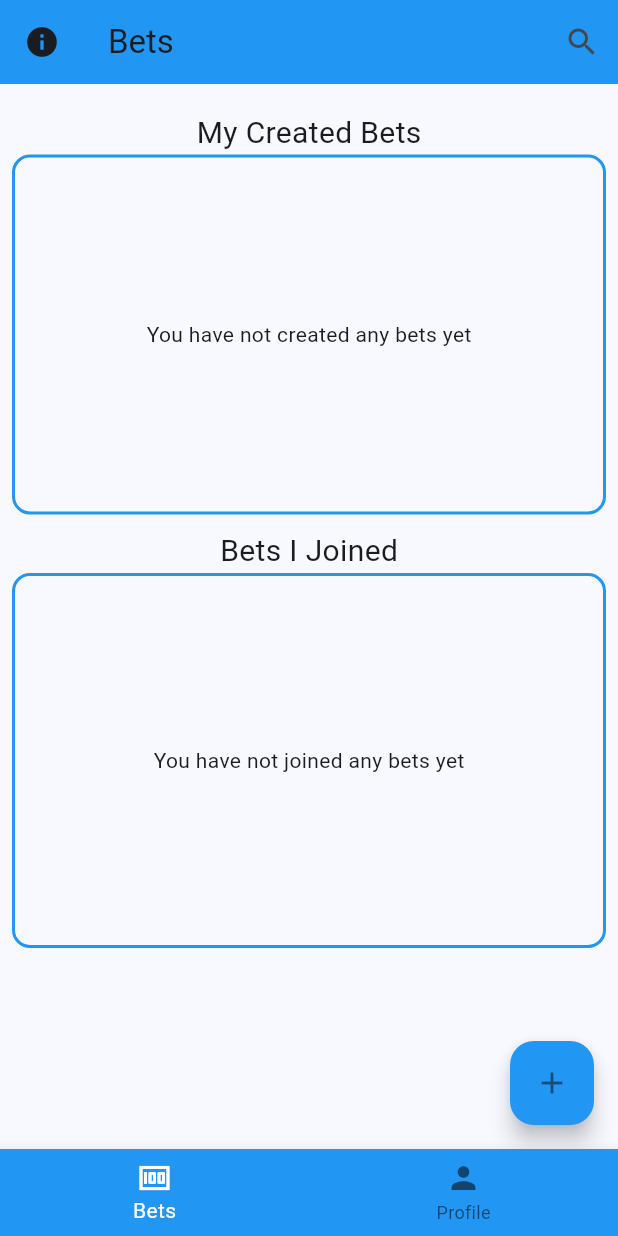
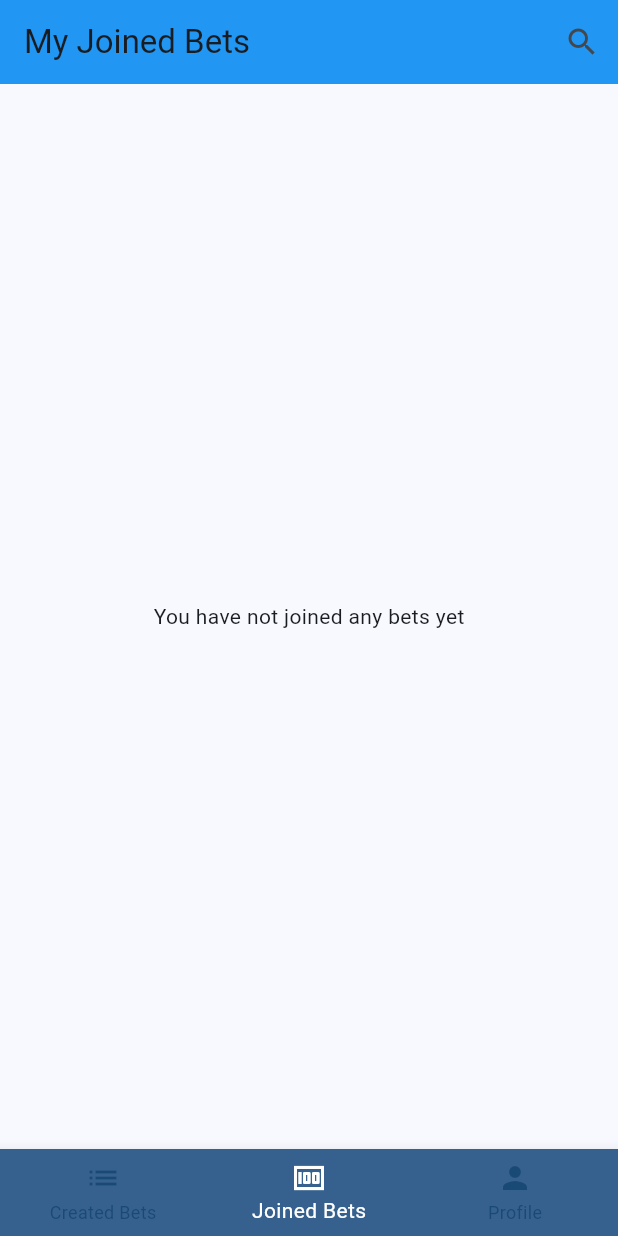
Before and after one commit to aradbm/ibet, a Flutter app: the screen it shows once a user with an empty profile is signed in, on a phone screen of 412 x 824 dp. Run offline on Flutter 3.47's test engine with Material 3 defaults, Android fonts, the phone set to English and light mode, and no system bars; our stand-ins replace cloud_firestore, firebase_auth, firebase_core, flutter_datetime_picker_plus; accounts and stored records are empty.

Commit message:
added my bets screen and fixed bugs

```diff
--- a/lib/screens/bets/bets.dart
+++ /dev/null
@@ -1,219 +0,0 @@
-import 'package:cloud_firestore/cloud_firestore.dart';
-import 'package:firebase_auth/firebase_auth.dart';
-import 'package:flutter/material.dart';
-import 'package:ibet/models/bet.dart';
-import 'package:ibet/screens/bets/add_bet.dart';
-import 'package:ibet/screens/bets/bet_screen.dart';
-import 'package:ibet/screens/bets/search_bet.dart';
-import 'package:ibet/screens/components/info_dialog.dart';
-import 'package:ibet/services/firestore.dart';
-
-class BetsScreen extends StatefulWidget {
-  const BetsScreen({super.key});
-
-  @override
-  State<BetsScreen> createState() => _BetsScreenState();
-}
-
-class _BetsScreenState extends State<BetsScreen> {
-  @override
-  Widget build(BuildContext context) {
-    // calculate the current milliseconds from epoch
-    final now = DateTime.now().millisecondsSinceEpoch;
-
-    return Scaffold(
-      floatingActionButton: FloatingActionButton(
-        onPressed: () {
-          Navigator.push(context,
-              MaterialPageRoute(builder: (context) => const AddBetScreen()));
-        },
-        backgroundColor: Colors.blue,
-        child: const Icon(Icons.add),
-      ),
-      appBar: AppBar(
-        title: const Text('Bets'),
-        backgroundColor: Colors.blue,
-        leading: IconButton(
-          icon: const Icon(Icons.info),
-          onPressed: () {
-            showDialog(
-              context: context,
-              builder: (BuildContext context) {
-                return const InfoWidget();
-              },
-            );
-          },
-        ),
-        actions: [
-          IconButton(
-            icon: const Icon(Icons.search),
-            onPressed: () {
-              Navigator.push(
-                context,
-                MaterialPageRoute(builder: (context) => const SearchScreen()),
-              );
-            },
-          ),
-        ],
-      ),
-      body: Padding(
-        padding: const EdgeInsets.all(8.0),
-        child: Column(
-          children: [
-            const SizedBox(height: 10),
-            const Text('My Created Bets', style: TextStyle(fontSize: 20)),
-            Container(
-              height: 240,
-              decoration: BoxDecoration(
-                border: Border.all(color: Colors.blue, width: 2),
-                borderRadius: BorderRadius.circular(12),
-              ),
-              child: StreamBuilder(
-                stream: FireStoreService()
-                    .getCreatedBets(FirebaseAuth.instance.currentUser!.uid),
-                builder: (context, snapshot) {
-                  if (snapshot.hasData) {
-                    List bets = snapshot.data!.docs;
-                    if (bets.isEmpty) {
-                      return const Center(
-                        child: Text('You have not created any bets yet'),
-                      );
-                    }
-                    return Expanded(
-                      child: ListView.builder(
-                        itemCount: bets.length,
-                        itemBuilder: (context, index) {
-                          DocumentSnapshot bet = bets[index];
-                          Map<String, dynamic> betData =
-                              bet.data() as Map<String, dynamic>;
-                          return ListTile(
-                            tileColor: betData['winningoption'] == -1 &&
-                                    betData['ends'] > now
-                                ? const Color.fromARGB(255, 255, 255, 151)
-                                : betData['winningoption'] == -1 &&
-                                        betData['ends'] < now
-                                    ? Colors.red[200]
-                                    : betData['winningoption'] != -1
-                                        ? Colors.green[200]
-                                        : Colors.grey[400],
-                            leading: const Icon(Icons.bento_outlined),
-                            title: Text(betData['name']),
-                            subtitle: Text(betData['entrypoints'].toString()),
-                            // trailing with the time left, counting down
-                            trailing: Text(
-                              // here we show when from now the bet will end
-                              //  if the bet is already over, we show 'Ended'
-                              //  if the bet is still open, we show the time left in hours and minutes
-                              betData['ends'] > now
-                                  ? '${((betData['ends'] - now) / 3600000).floor()}h ${(((betData['ends'] - now) / 60000) % 60).floor()}m'
-                                  : 'Ended',
-                              style: TextStyle(
-                                  color: betData['ends'] > now
-                                      ? Colors.green[800]
-                                      : Colors.redAccent),
-                            ),
-                            onTap: () {
-                              Navigator.push(
-                                context,
-                                MaterialPageRoute(
-                                  builder: (context) => BetScreen(
-                                    bet: Bet.fromJson(betData, bet.id),
-                                  ),
-                                ),
-                              );
-                            },
-                          );
-                        },
-                      ),
-                    );
-                  } else {
-                    return const Center(
-                      child: CircularProgressIndicator(),
-                    );
-                  }
-                },
-              ),
-            ),
-            const SizedBox(height: 10),
-            const Text('Bets I Joined', style: TextStyle(fontSize: 20)),
-            Container(
-              decoration: BoxDecoration(
-                border: Border.all(color: Colors.blue, width: 2),
-                borderRadius: BorderRadius.circular(12),
-              ),
-              height: 250,
-              child: StreamBuilder(
-                stream: FireStoreService()
-                    .getJoinedBets(FirebaseAuth.instance.currentUser!.uid),
-                builder: (context, snapshot) {
-                  if (snapshot.hasData) {
-                    List bets = snapshot.data!.docs;
-                    if (bets.isEmpty) {
-                      return const Center(
-                        child: Text('You have not joined any bets yet'),
-                      );
-                    }
-                    return Expanded(
-                      child: ListView.builder(
-                        itemCount: bets.length,
-                        itemBuilder: (context, index) {
-                          DocumentSnapshot bet = bets[index];
-                          Map<String, dynamic> betData =
-                              bet.data() as Map<String, dynamic>;
-                          // here we show each bet that the user has joined
-                          // we retrurn a container with the bet name, the entry points and the time left
-
-                          return ListTile(
-                            tileColor: betData['winningoption'] == -1 &&
-                                    betData['ends'] > now
-                                ? const Color.fromARGB(255, 255, 255, 151)
-                                : betData['winningoption'] == -1 &&
-                                        betData['ends'] < now
-                                    ? Colors.red[200]
-                                    : betData['winningoption'] != -1
-                                        ? Colors.green[200]
-                                        : Colors.grey[400],
-                            leading: const Icon(Icons.bento_outlined),
-                            title: Text(betData['name']),
-                            subtitle: Text(betData['entrypoints'].toString()),
-                            // trailing with the time left, counting down
-                            trailing: Text(
-                              // here we show when from now the bet will end
-                              //  if the bet is already over, we show 'Ended'
-                              //  if the bet is still open, we show the time left in hours and minutes
-                              betData['ends'] > now
-                                  ? '${((betData['ends'] - now) / 3600000).floor()}h ${(((betData['ends'] - now) / 60000) % 60).floor()}m'
-                                  : 'Ended',
-                              style: TextStyle(
-                                  color: betData['ends'] > now
-                                      ? Colors.green[800]
-                                      : Colors.redAccent),
-                            ),
-                            onTap: () {
-                              Navigator.push(
-                                context,
-                                MaterialPageRoute(
-                                  builder: (context) => BetScreen(
-                                    bet: Bet.fromJson(betData, bet.id),
-                                  ),
-                                ),
-                              );
-                            },
-                          );
-                        },
-                      ),
-                    );
-                  } else {
-                    return const Center(
-                      child: CircularProgressIndicator(),
-                    );
-                  }
-                },
-              ),
-            ),
-          ],
-        ),
-      ),
-    );
-  }
-}
--- /dev/null
+++ b/lib/screens/bets/joined_bets.dart
@@ -0,0 +1,114 @@
+import 'package:cloud_firestore/cloud_firestore.dart';
+import 'package:firebase_auth/firebase_auth.dart';
+import 'package:flutter/material.dart';
+import 'package:ibet/models/bet.dart';
+import 'package:ibet/screens/bets/bet_screen.dart';
+import 'package:ibet/screens/bets/search_bet.dart';
+import 'package:ibet/services/firestore.dart';
+
+class JoinedBetsScreen extends StatefulWidget {
+  const JoinedBetsScreen({super.key});
+
+  @override
+  State<JoinedBetsScreen> createState() => _JoinedBetsScreenState();
+}
+
+class _JoinedBetsScreenState extends State<JoinedBetsScreen> {
+  @override
+  Widget build(BuildContext context) {
+    // calculate the current milliseconds from epoch
+    final now = DateTime.now().millisecondsSinceEpoch;
+
+    // function to get tile color
+    Color getTileColor(int winningOption, int ends) {
+      if (winningOption == -1 && ends > now) {
+        return const Color.fromARGB(255, 255, 255, 151);
+      } else if (winningOption == -1 && ends < now) {
+        return Colors.red[200]!;
+      } else if (winningOption != -1) {
+        return Colors.green[200]!;
+      } else {
+        return Colors.grey[400]!;
+      }
+    }
+
+    return Scaffold(
+      appBar: AppBar(
+        title: const Text('My Joined Bets'),
+        backgroundColor: Colors.blue,
+        actions: [
+          IconButton(
+            icon: const Icon(Icons.search),
+            onPressed: () {
+              Navigator.push(
+                context,
+                MaterialPageRoute(builder: (context) => const SearchScreen()),
+              );
+            },
+          ),
+        ],
+      ),
+      body: SafeArea(
+        child: StreamBuilder(
+          stream: FireStoreService()
+              .getJoinedBets(FirebaseAuth.instance.currentUser!.uid),
+          builder: (context, snapshot) {
+            if (snapshot.hasData) {
+              List bets = snapshot.data!.docs;
+              if (bets.isEmpty) {
+                return const Center(
+                  child: Text('You have not joined any bets yet'),
+                );
+              }
+              return ListView.builder(
+                itemCount: bets.length,
+                itemBuilder: (context, index) {
+                  DocumentSnapshot bet = bets[index];
+                  Map<String, dynamic> betData =
+                      bet.data() as Map<String, dynamic>;
+                  // here we show each bet that the user has joined
+                  // we retrurn a container with the bet name, the entry points and the time left
+
+                  return ListTile(
+                    tileColor:
+                        getTileColor(betData['winningoption'], betData['ends']),
+                    leading: const Icon(Icons.bento_outlined),
+                    title: Text(betData['name']),
+                    subtitle: Text(betData['entrypoints'].toString()),
+                    // trailing with the time left, counting down
+                    trailing: Text(
+                      // here we show when from now the bet will end
+                      //  if the bet is already over, we show 'Ended'
+                      //  if the bet is still open, we show the time left in hours and minutes
+                      betData['ends'] > now
+                          ? '${((betData['ends'] - now) / 3600000).floor()}h ${(((betData['ends'] - now) / 60000) % 60).floor()}m'
+                          : 'Ended',
+                      style: TextStyle(
+                          color: betData['ends'] > now
+                              ? Colors.green[800]
+                              : Colors.redAccent),
+                    ),
+                    onTap: () {
+                      Navigator.push(
+                        context,
+                        MaterialPageRoute(
+                          builder: (context) => BetScreen(
+                            bet: Bet.fromJson(betData, bet.id),
+                          ),
+                        ),
+                      );
+                    },
+                  );
+                },
+              );
+            } else {
+              return const Center(
+                child: CircularProgressIndicator(),
+              );
+            }
+          },
+        ),
+      ),
+    );
+  }
+}
--- a/lib/screens/tabs_screen.dart
+++ b/lib/screens/tabs_screen.dart
@@ -1,5 +1,6 @@
 import 'package:flutter/material.dart';
-import 'package:ibet/screens/bets/bets.dart';
+import 'package:ibet/screens/bets/joined_bets.dart';
+import 'package:ibet/screens/bets/my_bets.dart';
 import 'package:ibet/screens/profile.dart';
 
 class TabsNav extends StatefulWidget {
@@ -9,7 +10,7 @@ class TabsNav extends StatefulWidget {
 }
 
 class _TabsNavState extends State<TabsNav> {
-  int _selectedPageIndex = 0;
+  int _selectedPageIndex = 1;
   void _selectPage(int index) {
     setState(() => _selectedPageIndex = index);
   }
@@ -19,23 +20,29 @@ class _TabsNavState extends State<TabsNav> {
     Widget activePage;
 
     activePage = switch (_selectedPageIndex) {
-      0 => const BetsScreen(),
-      1 => const ProfileScreen(),
-      _ => const BetsScreen()
+      0 => const MyBetsScreen(),
+      1 => const JoinedBetsScreen(),
+      2 => const ProfileScreen(),
+      _ => const JoinedBetsScreen()
     };
 
     return Scaffold(
       body: activePage,
       bottomNavigationBar: BottomNavigationBar(
-        backgroundColor: Colors.blue,
+        backgroundColor: Theme.of(context).primaryColor,
         onTap: _selectPage,
         currentIndex: _selectedPageIndex,
         type: BottomNavigationBarType.fixed,
-        selectedItemColor: Colors.white,
+        selectedItemColor: Theme.of(context).colorScheme.onPrimary,
+        unselectedItemColor: Theme.of(context).colorScheme.onPrimaryContainer,
         items: const [
           BottomNavigationBarItem(
+            icon: Icon(Icons.list),
+            label: 'Created Bets',
+          ),
+          BottomNavigationBarItem(
             icon: Icon(Icons.money),
-            label: 'Bets',
+            label: 'Joined Bets',
           ),
           BottomNavigationBarItem(
             icon: Icon(Icons.person),
```
Also changed, not shown: lib/screens/bets/bet_screen.dart (+107 -35 lines), lib/screens/bets/my_bets.dart (added, +107 -0 lines).
